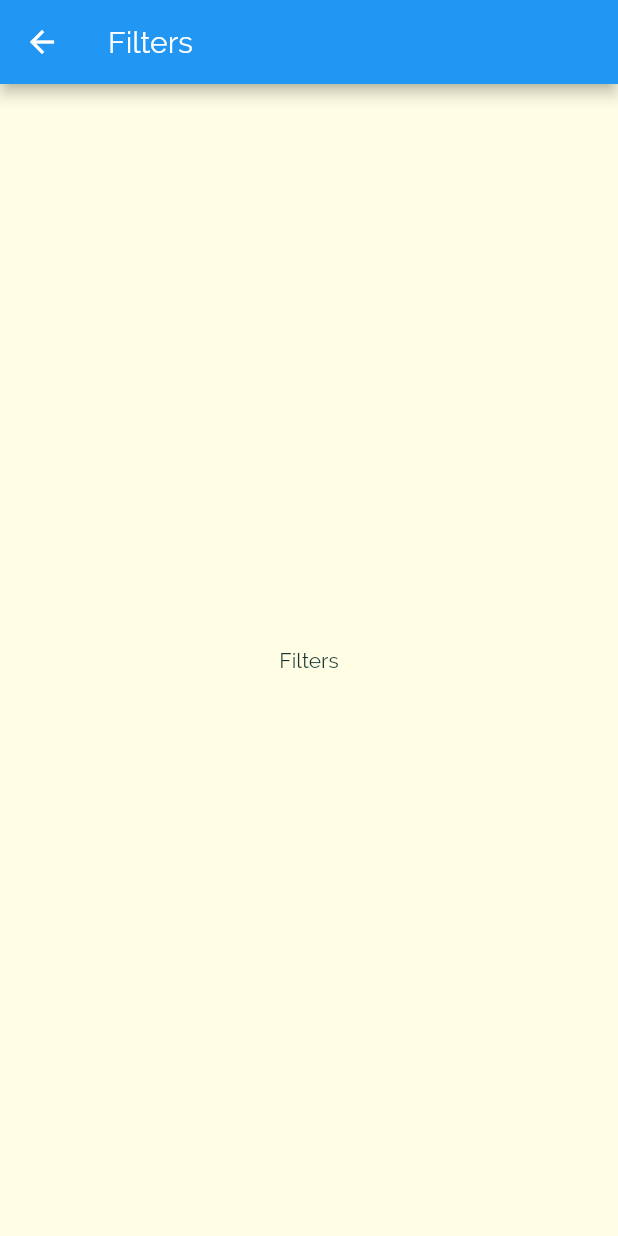
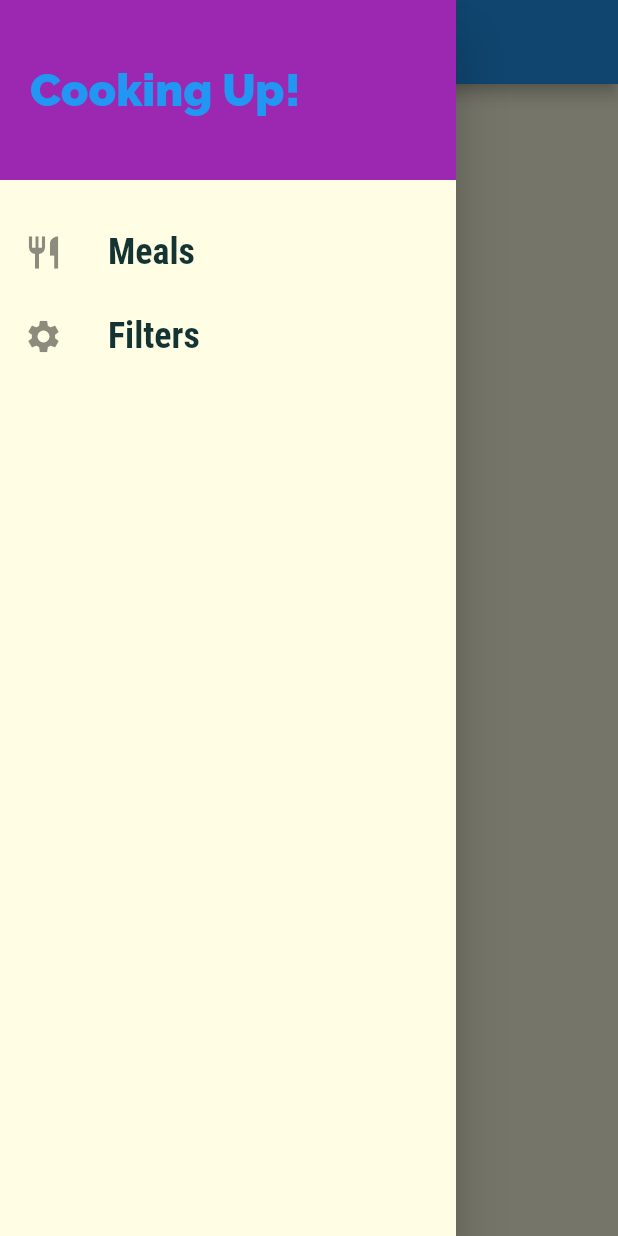
Before and after one commit to ssejjemba/Kiyungu, a Flutter app: the FiltersScreen screen opened by its route, with the side drawer open (before the commit the screen has no drawer), on a phone screen of 412 x 824 dp. Run offline on Flutter 3.47's test engine with Material 2 defaults, Android fonts, the phone set to English and light mode, and no system bars.

Commit message:
Improve navigation

```diff
--- a/lib/screens/filters_screen.dart
+++ b/lib/screens/filters_screen.dart
@@ -1,4 +1,5 @@
 import 'package:flutter/material.dart';
+import '../widgets/main_drawer.dart';
 
 class FiltersScreen extends StatelessWidget {
   static const routeName = '/filters-screen';
@@ -11,6 +12,7 @@ class FiltersScreen extends StatelessWidget {
       appBar: AppBar(
         title: Text('Filters'),
       ),
+      drawer: MainDrawer(),
       body: Center(
         child: Text('Filters'),
       ),
--- a/lib/widgets/main_drawer.dart
+++ b/lib/widgets/main_drawer.dart
@@ -50,12 +50,13 @@ class MainDrawer extends StatelessWidget {
           buildListTile(
             'Meals',
             Icons.restaurant,
-            () => Navigator.of(context).pushNamed('/'),
+            () => Navigator.of(context).pushReplacementNamed('/'),
           ),
           buildListTile(
             'Filters',
             Icons.settings,
-            () => Navigator.of(context).pushNamed(FiltersScreen.routeName),
+            () => Navigator.of(context)
+                .pushReplacementNamed(FiltersScreen.routeName),
           ),
         ],
       ),
```
